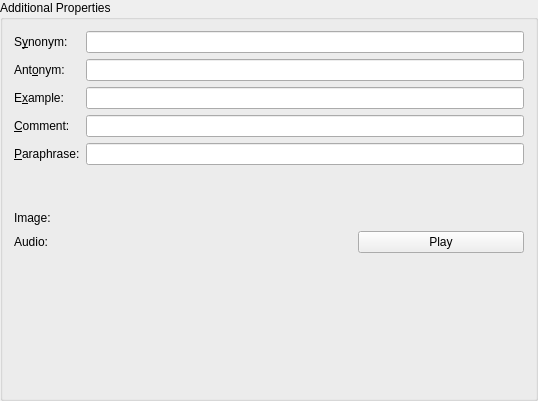
First picture: the form in src/entry-dialogs/additionaleditpage.ui, repository KDE/parley, before the edit.
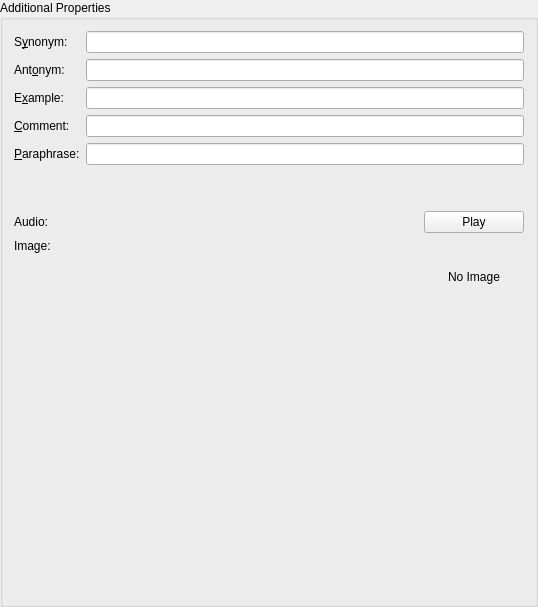
Second picture: the form after the edit. Custom widgets are drawn as their Qt base class.

Commit message: add image preview to entry edit page

What changed in the file:
```diff
--- a/src/entry-dialogs/additionaleditpage.ui
+++ b/src/entry-dialogs/additionaleditpage.ui
@@ -6,7 +6,7 @@
     <x>0</x>
     <y>0</y>
     <width>538</width>
-    <height>401</height>
+    <height>607</height>
    </rect>
   </property>
   <property name="sizePolicy" >
@@ -147,32 +147,67 @@
       <item>
        <layout class="QGridLayout" >
         <item row="0" column="0" >
-         <widget class="QLabel" name="imageLabel" >
-          <property name="text" >
-           <string>Image:</string>
-          </property>
-         </widget>
-        </item>
-        <item row="0" column="1" >
-         <widget class="KUrlRequester" name="imageUrlRequester" />
-        </item>
-        <item row="1" column="0" >
          <widget class="QLabel" name="audioLabel" >
           <property name="text" >
            <string>Audio:</string>
           </property>
          </widget>
         </item>
-        <item row="1" column="1" >
+        <item row="0" column="1" >
          <widget class="KUrlRequester" name="audioUrlRequester" />
         </item>
-        <item row="1" column="2" >
+        <item row="0" column="2" >
          <widget class="QPushButton" name="audioPlayButton" >
           <property name="text" >
            <string>Play</string>
           </property>
          </widget>
         </item>
+        <item row="1" column="0" >
+         <widget class="QLabel" name="imageLabel" >
+          <property name="text" >
+           <string>Image:</string>
+          </property>
+         </widget>
+        </item>
+        <item row="1" column="1" >
+         <widget class="KUrlRequester" name="imageUrlRequester" />
+        </item>
+        <item rowspan="2" row="1" column="2" >
+         <widget class="QLabel" name="imagePreviewLabel" >
+          <property name="sizePolicy" >
+           <sizepolicy vsizetype="Fixed" hsizetype="Fixed" >
+            <horstretch>0</horstretch>
+            <verstretch>0</verstretch>
+           </sizepolicy>
+          </property>
+          <property name="minimumSize" >
+           <size>
+            <width>100</width>
+            <height>100</height>
+           </size>
+          </property>
+          <property name="text" >
+           <string>No Image</string>
+          </property>
+          <property name="alignment" >
+           <set>Qt::AlignHCenter|Qt::AlignTop</set>
+          </property>
+         </widget>
+        </item>
+        <item row="2" column="1" >
+         <spacer>
+          <property name="orientation" >
+           <enum>Qt::Vertical</enum>
+          </property>
+          <property name="sizeHint" >
+           <size>
+            <width>294</width>
+            <height>61</height>
+           </size>
+          </property>
+         </spacer>
+        </item>
        </layout>
       </item>
       <item>
@@ -182,8 +217,8 @@
         </property>
         <property name="sizeHint" >
          <size>
-          <width>410</width>
-          <height>51</height>
+          <width>510</width>
+          <height>41</height>
          </size>
         </property>
        </spacer>
```
The commit also changes 2 other files.
